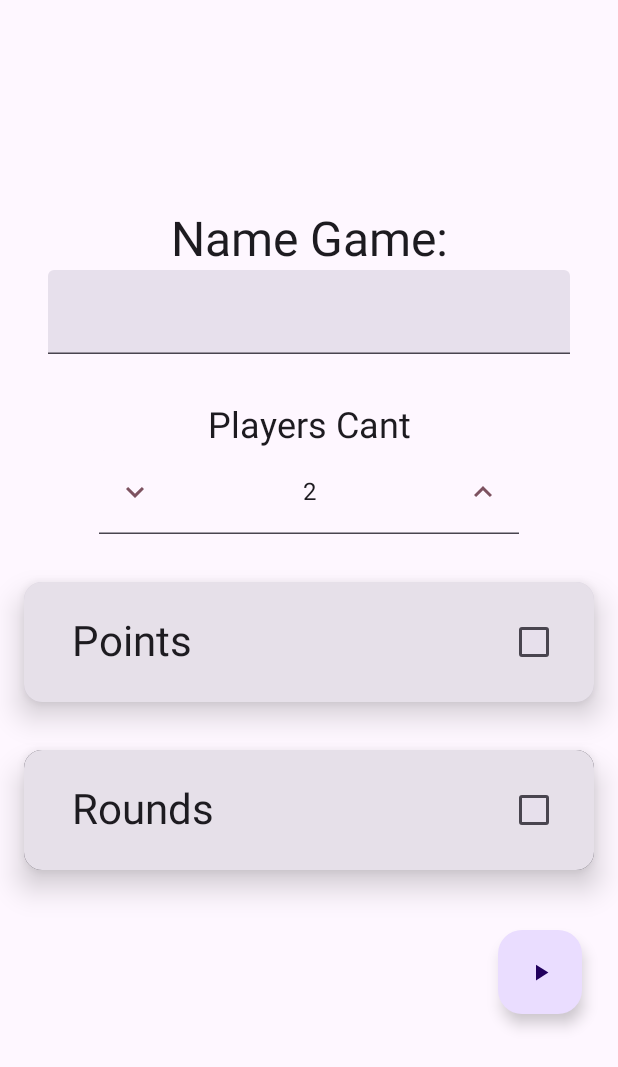
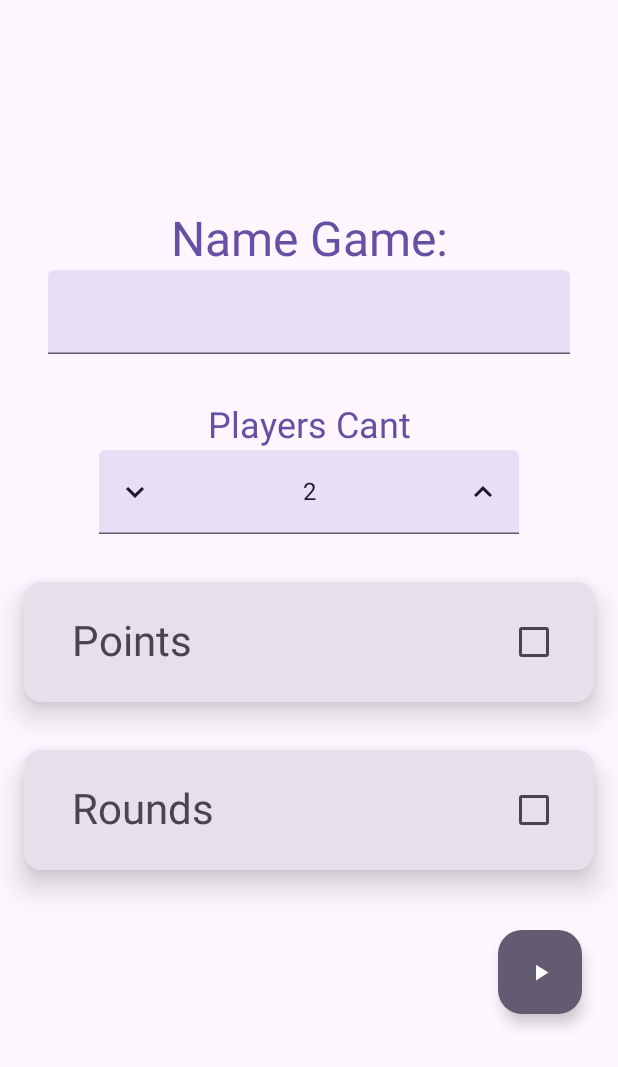
Before and after one commit to ErichSchnell/YourPoints, an Android app built with Jetpack Compose: the composable GenericoScreen called with empty values, on a phone screen of 412 x 824 dp. Shown: the top 1067 px of the screen. Run offline under Robolectric (Android 15) with nearby library versions, the phone set to English and light mode, and no system bars; our stand-ins replace Dagger/Hilt's generated code; 3 statements that could not run were skipped.

Commit message:
refactor color create game y select name

```diff
--- a/app/src/main/java/com/example/yourpoints/presentation/model/TrucoUi.kt
+++ b/app/src/main/java/com/example/yourpoints/presentation/model/TrucoUi.kt
@@ -9,8 +9,8 @@ data class TrucoUi(
     val selected:Boolean = false,
     val dataCreated: String = "",
     val pointLimit:Int = 0,
-    val player1: TrucoPlayerUi = TrucoPlayerUi("Nosotros"),
-    val player2: TrucoPlayerUi = TrucoPlayerUi("Ellos"),
+    val player1: TrucoPlayerUi = TrucoPlayerUi("Team1"),
+    val player2: TrucoPlayerUi = TrucoPlayerUi("Team2"),
     val winner: TypePlayer = TypePlayer.VACIO
 ) {
     fun changeSelect() = this.copy(
--- a/app/src/main/java/com/example/yourpoints/presentation/ui/generico/GenericoScreen.kt
+++ b/app/src/main/java/com/example/yourpoints/presentation/ui/generico/GenericoScreen.kt
@@ -51,8 +51,10 @@ import androidx.compose.material3.MaterialTheme
 import androidx.compose.material3.OutlinedTextField
 import androidx.compose.material3.OutlinedTextFieldDefaults
 import androidx.compose.material3.RadioButton
+import androidx.compose.material3.RadioButtonDefaults
 import androidx.compose.material3.Text
 import androidx.compose.material3.TextField
+import androidx.compose.material3.TextFieldColors
 import androidx.compose.material3.TextFieldDefaults
 import androidx.compose.runtime.Composable
 import androidx.compose.runtime.LaunchedEffect
@@ -93,6 +95,7 @@ import com.example.yourpoints.presentation.ui.theme.string_generico_point_init
 import com.example.yourpoints.presentation.ui.theme.string_generico_point_to_lose
 import com.example.yourpoints.presentation.ui.theme.string_generico_point_to_win
 import com.example.yourpoints.presentation.ui.theme.string_generico_prefix_rounds
+import com.example.yourpoints.presentation.ui.theme.string_generico_select_name
 import com.example.yourpoints.presentation.ui.theme.string_generico_setting
 import com.example.yourpoints.presentation.ui.theme.string_generico_title_rounds
 import com.example.yourpoints.presentation.ui.theme.string_util_update_name
@@ -182,7 +185,7 @@ fun Loading(modifier: Modifier) {
     ) {
         CircularProgressIndicator(
             modifier = Modifier.size(38.dp),
-            color = MaterialTheme.colorScheme.primary,
+            color = MaterialTheme.colorScheme.tertiary,
             strokeWidth = 2.dp
         )
     }
@@ -203,10 +206,22 @@ fun CreateGame(
     var rounds by remember { mutableIntStateOf(10) }
 
     val scrollState = rememberScrollState()
+
+    val textFieldColors = TextFieldDefaults.colors().copy(
+        focusedContainerColor = MaterialTheme.colorScheme.tertiaryContainer,
+        focusedTextColor = MaterialTheme.colorScheme.onTertiaryContainer,
+        unfocusedTextColor = MaterialTheme.colorScheme.onSecondaryContainer,
+        focusedIndicatorColor = MaterialTheme.colorScheme.tertiary,
+        unfocusedIndicatorColor = MaterialTheme.colorScheme.secondary,
+        cursorColor = MaterialTheme.colorScheme.primary,
+        focusedLeadingIconColor = MaterialTheme.colorScheme.onTertiaryContainer,
+        unfocusedLeadingIconColor = MaterialTheme.colorScheme.onSecondaryContainer,
+        focusedTrailingIconColor = MaterialTheme.colorScheme.onTertiaryContainer,
+        unfocusedTrailingIconColor = MaterialTheme.colorScheme.onSecondaryContainer,
+    )
+
     Column(
-        modifier = modifier
-            .background(MaterialTheme.colorScheme.surface)
-            .verticalScroll(scrollState),
+        modifier = modifier.verticalScroll(scrollState),
         horizontalAlignment = Alignment.CenterHorizontally,
         verticalArrangement = Arrangement.Center
     ) {
@@ -215,6 +230,9 @@ fun CreateGame(
                 .fillMaxWidth()
                 .padding(16.dp),
             name = name,
+            textFieldColors = textFieldColors.copy(
+                unfocusedContainerColor = MaterialTheme.colorScheme.secondaryContainer
+            ),
             onValueChange = { name = it }
         )
         CantPlayers(
@@ -222,13 +240,19 @@ fun CreateGame(
                 .fillMaxWidth()
                 .padding(16.dp),
             cantPlayers = cantPlayers,
+            textFieldColors = textFieldColors.copy(
+                unfocusedContainerColor = MaterialTheme.colorScheme.secondaryContainer
+            ),
             onValueChange = { cantPlayers = it }
         )
 
         Points(
-            Modifier
+            modifier = Modifier
                 .fillMaxWidth()
                 .padding(16.dp),
+            textFieldColors = textFieldColors.copy(
+                unfocusedContainerColor = MaterialTheme.colorScheme.primaryContainer,
+            ),
 
             pointFlag = pointFlag,
             onClickPointFlag = { pointFlag = it },
@@ -244,9 +268,13 @@ fun CreateGame(
         )
 
         Rounds(
-            Modifier
+            modifier = Modifier
                 .fillMaxWidth()
                 .padding(16.dp),
+            textFieldColors = textFieldColors.copy(
+                unfocusedContainerColor = MaterialTheme.colorScheme.primaryContainer,
+            ),
+
             roundFlag = roundFlag,
             onClickRoundFlag = { roundFlag = it },
             rounds = rounds,
@@ -257,6 +285,8 @@ fun CreateGame(
             modifier = Modifier
                 .align(Alignment.End)
                 .padding(24.dp),
+            containerColor = MaterialTheme.colorScheme.secondary,
+            contentColor = MaterialTheme.colorScheme.onSecondary,
             onClick = {
                 onClickCreateGame(
                     name,
@@ -279,12 +309,12 @@ fun CreateGame(
     }
 }
 @Composable
-fun SetName(modifier: Modifier = Modifier, name:String, onValueChange:(String) -> Unit){
+fun SetName(modifier: Modifier = Modifier, name:String, textFieldColors: TextFieldColors = TextFieldDefaults.colors(), onValueChange:(String) -> Unit){
     Column(modifier, verticalArrangement = Arrangement.Center, horizontalAlignment = Alignment.CenterHorizontally) {
         Text(
             text = string_generico_name_game,
             style = MaterialTheme.typography.headlineLarge,
-            color = MaterialTheme.colorScheme.onSurface
+            color = MaterialTheme.colorScheme.primary
         )
         TextField (
             modifier = Modifier
@@ -295,20 +325,18 @@ fun SetName(modifier: Modifier = Modifier, name:String, onValueChange:(String) -
             maxLines = 1,
             singleLine = true,
             keyboardOptions = KeyboardOptions.Default.copy(imeAction = ImeAction.Done),
-            colors = TextFieldDefaults.colors().copy(
-                unfocusedContainerColor = MaterialTheme.colorScheme.surfaceVariant,
-                focusedContainerColor = MaterialTheme.colorScheme.surfaceVariant,
-                unfocusedTextColor = MaterialTheme.colorScheme.onSurfaceVariant,
-            )
+            colors = textFieldColors
         )
     }
 }
 @Composable
-fun CantPlayers(modifier: Modifier = Modifier, cantPlayers:Int, onValueChange:(Int) -> Unit){
+fun CantPlayers(modifier: Modifier = Modifier, cantPlayers:Int, textFieldColors: TextFieldColors = TextFieldDefaults.colors(), onValueChange:(Int) -> Unit){
     ChangeNumber(
         modifier,
         title = string_generico_cant_players,
+        titleColor = MaterialTheme.colorScheme.primary,
         value = cantPlayers,
+        textFieldColors = textFieldColors,
         onValueChange = onValueChange
     )
 }
@@ -316,6 +344,7 @@ fun CantPlayers(modifier: Modifier = Modifier, cantPlayers:Int, onValueChange:(I
 @Composable
 fun Points(
     modifier: Modifier = Modifier,
+    textFieldColors: TextFieldColors = TextFieldDefaults.colors(),
     pointFlag:Boolean,
     onClickPointFlag:(Boolean) -> Unit,
     pointInit:Int,
@@ -325,31 +354,42 @@ fun Points(
     pointFinish:Int,
     onClickPointFinish:(Int) -> Unit,
 ){
+    val pointContainerColor = if (pointFlag) MaterialTheme.colorScheme.primaryContainer else MaterialTheme.colorScheme.surfaceVariant
+    val pointContentColor = if (pointFlag) MaterialTheme.colorScheme.onPrimaryContainer else MaterialTheme.colorScheme.onSurfaceVariant
+    val checkBoxColor = CheckboxDefaults.colors().copy(
+        checkedBorderColor = MaterialTheme.colorScheme.primary,
+        uncheckedBorderColor = MaterialTheme.colorScheme.onSurfaceVariant,
+        checkedCheckmarkColor = MaterialTheme.colorScheme.onPrimary,
+        uncheckedCheckmarkColor = MaterialTheme.colorScheme.surfaceVariant,
+        checkedBoxColor = MaterialTheme.colorScheme.primary,
+        uncheckedBoxColor = MaterialTheme.colorScheme.surfaceVariant,
+    )
+
+
+
+
     Card(
-        modifier = modifier.background(MaterialTheme.colorScheme.surfaceVariant, shape = RoundedCornerShape(12.dp)),
-        elevation = CardDefaults.cardElevation( defaultElevation = 12.dp)
+        modifier = modifier,
+        elevation = CardDefaults.cardElevation( defaultElevation = 12.dp),
+        colors = CardDefaults.cardColors().copy(
+            containerColor = pointContainerColor,
+            contentColor = pointContentColor,
+        )
     ) {
+
         Column(modifier.fillMaxWidth()) {
-
             Row(modifier = Modifier.fillMaxWidth(), verticalAlignment = Alignment.CenterVertically) {
                 Spacer(modifier = Modifier.width(16.dp))
                 Text(
                     text = string_generico_is_with_points,
                     style = MaterialTheme.typography.headlineMedium,
-                    color = MaterialTheme.colorScheme.onSurface
+                    color = pointContentColor
                 )
                 Spacer(modifier = Modifier.weight(1f))
                 Checkbox(
                     checked = pointFlag,
                     onCheckedChange = { onClickPointFlag(it) },
-                    colors = CheckboxDefaults.colors().copy(
-                        checkedBorderColor = MaterialTheme.colorScheme.primary,
-                        uncheckedBorderColor = MaterialTheme.colorScheme.onSurfaceVariant,
-                        checkedCheckmarkColor = MaterialTheme.colorScheme.onPrimary,
-                        uncheckedCheckmarkColor = MaterialTheme.colorScheme.surfaceVariant,
-                        checkedBoxColor = MaterialTheme.colorScheme.primary,
-                        uncheckedBoxColor = MaterialTheme.colorScheme.surfaceVariant,
-                    )
+                    colors = checkBoxColor
                 )
             }
 
@@ -359,18 +399,20 @@ fun Points(
                         modifier = Modifier.fillMaxWidth(),
                         title = string_generico_point_init,
                         titleStyle = MaterialTheme.typography.titleLarge,
-                        titleColor = MaterialTheme.colorScheme.onSurfaceVariant,
+                        titleColor = MaterialTheme.colorScheme.secondary,
                         value = pointInit,
-                        onValueChange = onClickPointInit
+                        onValueChange = onClickPointInit,
+                        textFieldColors = textFieldColors
                     )
-                    Spacer(modifier = Modifier.width(8.dp))
+                    Spacer(modifier = Modifier.width(12.dp))
                     ChangeNumber(
                         modifier = Modifier.fillMaxWidth(),
                         title = string_generico_point_finish,
                         titleStyle = MaterialTheme.typography.titleLarge,
-                        titleColor = MaterialTheme.colorScheme.onSurfaceVariant,
+                        titleColor = MaterialTheme.colorScheme.secondary,
                         value = pointFinish,
-                        onValueChange = onClickPointFinish
+                        onValueChange = onClickPointFinish,
+                        textFieldColors = textFieldColors
                     )
                     FinishToWin(
                         modifier = Modifier.fillMaxWidth(),
@@ -387,19 +429,29 @@ fun Points(
 fun FinishToWin(modifier: Modifier, finishToWin: Boolean, onClickFinishToWin: (Boolean) -> Unit) {
     Column(modifier = modifier, verticalArrangement = Arrangement.Center) {
         Row(verticalAlignment = Alignment.CenterVertically) {
-            RadioButton(selected = finishToWin, onClick = { onClickFinishToWin(true)})
+            RadioButton(
+                selected = finishToWin, onClick = { onClickFinishToWin(true)},
+                colors = RadioButtonDefaults.colors().copy(
+                    selectedColor = MaterialTheme.colorScheme.onSecondaryContainer,
+                    unselectedColor = MaterialTheme.colorScheme.onSurfaceVariant,
+                )
+            )
             Text(
                 text = string_generico_point_to_win,
                 style = MaterialTheme.typography.titleLarge,
-                color = MaterialTheme.colorScheme.onSurfaceVariant
+                color = MaterialTheme.colorScheme.secondary
             )
         }
         Row(verticalAlignment = Alignment.CenterVertically) {
-            RadioButton(selected = !finishToWin, onClick = { onClickFinishToWin(false)})
+            RadioButton(selected = !finishToWin, onClick = { onClickFinishToWin(false)},
+                colors = RadioButtonDefaults.colors().copy(
+                    selectedColor = MaterialTheme.colorScheme.onSecondaryContainer,
+                    unselectedColor = MaterialTheme.colorScheme.onSurfaceVariant,
+                ))
             Text(
                 text = string_generico_point_to_lose,
                 style = MaterialTheme.typography.titleLarge,
-                color = MaterialTheme.colorScheme.onSurfaceVariant
+                color = MaterialTheme.colorScheme.secondary
             )
         }
 
@@ -409,14 +461,30 @@ fun FinishToWin(modifier: Modifier, finishToWin: Boolean, onClickFinishToWin: (B
 @Composable
 fun Rounds(
     modifier: Modifier = Modifier,
+    textFieldColors: TextFieldColors = TextFieldDefaults.colors(),
     roundFlag:Boolean = false,
     onClickRoundFlag:(Boolean) -> Unit,
     rounds:Int = 0,
     onClickRounds:(Int) -> Unit,
 ){
+    val pointContainerColor = if (roundFlag) MaterialTheme.colorScheme.primaryContainer else MaterialTheme.colorScheme.surfaceVariant
+    val pointContentColor = if (roundFlag) MaterialTheme.colorScheme.onPrimaryContainer else MaterialTheme.colorScheme.onSurfaceVariant
+    val checkBoxColor = CheckboxDefaults.colors().copy(
+        checkedBorderColor = MaterialTheme.colorScheme.primary,
+        uncheckedBorderColor = MaterialTheme.colorScheme.onSurfaceVariant,
+        checkedCheckmarkColor = MaterialTheme.colorScheme.onPrimary,
+        uncheckedCheckmarkColor = MaterialTheme.colorScheme.surfaceVariant,
+        checkedBoxColor = MaterialTheme.colorScheme.primary,
+        uncheckedBoxColor = MaterialTheme.colorScheme.surfaceVariant,
+    )
+
     Card(
-        modifier = modifier.background(color = MaterialTheme.colorScheme.onSurfaceVariant, shape = RoundedCornerShape(12.dp)),
-        elevation = CardDefaults.cardElevation( defaultElevation = 12.dp)
+        modifier = modifier,
+        elevation = CardDefaults.cardElevation( defaultElevation = 12.dp),
+        colors = CardDefaults.cardColors().copy(
+            containerColor = pointContainerColor,
+            contentColor = pointContentColor,
+        )
     ) {
         Column(modifier.fillMaxWidth()) {
 
@@ -425,20 +493,13 @@ fun Rounds(
                 Text(
                     text = string_generico_title_rounds,
                     style = MaterialTheme.typography.headlineMedium,
-                    color = MaterialTheme.colorScheme.onSurface
+                    color = pointContentColor
                 )
                 Spacer(modifier = Modifier.weight(1f))
                 Checkbox(
                     checked = roundFlag,
                     onCheckedChange = { onClickRoundFlag(it) },
-                    colors = CheckboxDefaults.colors().copy(
-                        checkedBorderColor = MaterialTheme.colorScheme.primary,
-                        uncheckedBorderColor = MaterialTheme.colorScheme.onSurfaceVariant,
-                        checkedCheckmarkColor = MaterialTheme.colorScheme.onPrimary,
-                        uncheckedCheckmarkColor = MaterialTheme.colorScheme.surfaceVariant,
-                        checkedBoxColor = MaterialTheme.colorScheme.primary,
-                        uncheckedBoxColor = MaterialTheme.colorScheme.surfaceVariant,
-                    )
+                    colors = checkBoxColor
                 )
             }
 
@@ -447,6 +508,7 @@ fun Rounds(
                     Spacer(modifier = Modifier.width(8.dp))
                     ChangeNumber(
                         modifier = Modifier.fillMaxWidth(),
+                        textFieldColors = textFieldColors,
                         value = rounds,
                         onValueChange = onClickRounds
                     )
@@ -475,6 +537,15 @@ fun SelectName(
     }
 
     Column(modifier = modifier.verticalScroll(scrollState)) {
+        Spacer(modifier = Modifier.height(16.dp))
+        Text(
+            modifier = Modifier.fillMaxWidth(),
+            text = string_generico_select_name,
+            style = MaterialTheme.typography.headlineLarge,
+            color = MaterialTheme.colorScheme.primary,
+            textAlign = TextAlign.Center
+        )
+        Spacer(modifier = Modifier.height(16.dp))
         for (i in 0 until cantPlayers){
             PrototypePlayer(
                 modifier = Modifier.fillMaxWidth(),
@@ -482,13 +553,15 @@ fun SelectName(
                 onValueChange = {
                     playerNames[i] = it
                 }
-
             )
         }
         Spacer(modifier = Modifier.weight(1f))
         FloatingActionButton(modifier = Modifier
             .padding(24.dp)
-            .align(Alignment.End), onClick = { onValueChange(playerNames) }) {
+            .align(Alignment.End), onClick = { onValueChange(playerNames) },
+            containerColor = MaterialTheme.colorScheme.secondary,
+            contentColor = MaterialTheme.colorScheme.onSecondary,
+            ) {
             Icon(
                 imageVector = Icons.Default.PlayArrow,
                 contentDescription = null,
@@ -505,6 +578,18 @@ fun PrototypePlayer(
     onValueChange:(String) -> Unit,
 ){
     var name by remember { mutableStateOf("") }
+
+    val textFieldColors = OutlinedTextFieldDefaults.colors().copy(
+        focusedTextColor = MaterialTheme.colorScheme.tertiary,
+        unfocusedTextColor = MaterialTheme.colorScheme.primary,
+        focusedIndicatorColor = MaterialTheme.colorScheme.tertiary,
+        unfocusedIndicatorColor = MaterialTheme.colorScheme.primary,
+        cursorColor = MaterialTheme.colorScheme.primary,
+        focusedLabelColor = MaterialTheme.colorScheme.tertiary,
+        unfocusedLabelColor = MaterialTheme.colorScheme.primary
+    )
+
+
 
     Row(modifier = modifier, verticalAlignment = Alignment.CenterVertically) {
 
@@ -526,7 +611,7 @@ fun PrototypePlayer(
         }
 
         OutlinedTextField(
-            label = { Text(text = playerName, color = MaterialTheme.colorScheme.tertiary) },
+            label = { Text(text = playerName) },
             modifier = Modifier.fillMaxWidth(),
             value = name,
             onValueChange = {
@@ -544,12 +629,7 @@ fun PrototypePlayer(
                     modifier = Modifier.size(18.dp)
                 )
             },
-            colors = OutlinedTextFieldDefaults.colors(
-                cursorColor = MaterialTheme.colorScheme.primary,
-                focusedTextColor = MaterialTheme.colorScheme.primary,
-                focusedBorderColor = MaterialTheme.colorScheme.primary,
-                unfocusedBorderColor = MaterialTheme.colorScheme.tertiary
-            )
+            colors = textFieldColors
         )
 
     }
@@ -875,6 +955,7 @@ fun ChangeNumber(
     title:String? = null,
     titleStyle:TextStyle = MaterialTheme.typography.headlineSmall,
     titleColor:Color = MaterialTheme.colorScheme.onSurface,
+    textFieldColors: TextFieldColors = TextFieldDefaults.colors(unfocusedContainerColor = MaterialTheme.colorScheme.background, focusedContainerColor = MaterialTheme.colorScheme.background,),
     value:Int = 0,
     onValueChange: (Int) -> Unit
 ){
@@ -935,7 +1016,7 @@ fun ChangeNumber(
                             numberAux = TextFieldValue(value.dec().toString())
                             onValueChange(value.dec())
                         },
-                    tint = MaterialTheme.colorScheme.tertiary, imageVector = Icons.Default.KeyboardArrowDown, contentDescription = ""
+                    imageVector = Icons.Default.KeyboardArrowDown, contentDescription = ""
                 )
             },
             trailingIcon = {
@@ -945,15 +1026,12 @@ fun ChangeNumber(
                             numberAux = TextFieldValue(value.inc().toString())
                             onValueChange(value.inc())
                         },
-                    tint = MaterialTheme.colorScheme.tertiary, imageVector = Icons.Default.KeyboardArrowUp, contentDescription = ""
+                    imageVector = Icons.Default.KeyboardArrowUp, contentDescription = ""
                 )
             },
             textStyle = LocalTextStyle.current.copy(textAlign = TextAlign.Center),
             singleLine =  true,
-            colors =  TextFieldDefaults.colors(
-                unfocusedContainerColor = MaterialTheme.colorScheme.background,
-                focusedContainerColor = MaterialTheme.colorScheme.background,
-            ),
+            colors =  textFieldColors ,
         )
     }
 }
--- a/app/src/main/java/com/example/yourpoints/presentation/ui/theme/Strings.kt
+++ b/app/src/main/java/com/example/yourpoints/presentation/ui/theme/Strings.kt
@@ -43,6 +43,7 @@ const val string_team_winner = "WINNER"
 const val string_generico = "Generic"
 const val string_generico_setting = "Setting"
 const val string_generico_name_empty = "Error: Set Name"
+const val string_generico_select_name = "Select Name"
 const val string_generico_name_game = "Name Game:"
 const val string_generico_cant_players = "Players Cant"
 const val string_generico_is_with_points = "Points"
--- a/app/src/main/java/com/example/yourpoints/presentation/ui/truco/TrucoScreen.kt
+++ b/app/src/main/java/com/example/yourpoints/presentation/ui/truco/TrucoScreen.kt
@@ -212,8 +212,8 @@ fun TrucoAnnotator(
 @Composable
 fun Cabecera(
     modifier: Modifier = Modifier,
-    player1Name: String = "Nosotros",
-    player2Name: String = "Ellos",
+    player1Name: String = "Team1",
+    player2Name: String = "Team2",
     onClickSetting: () -> Unit,
     onClickPlayer1: () -> Unit,
     onClickPlayer2: () -> Unit,
```
